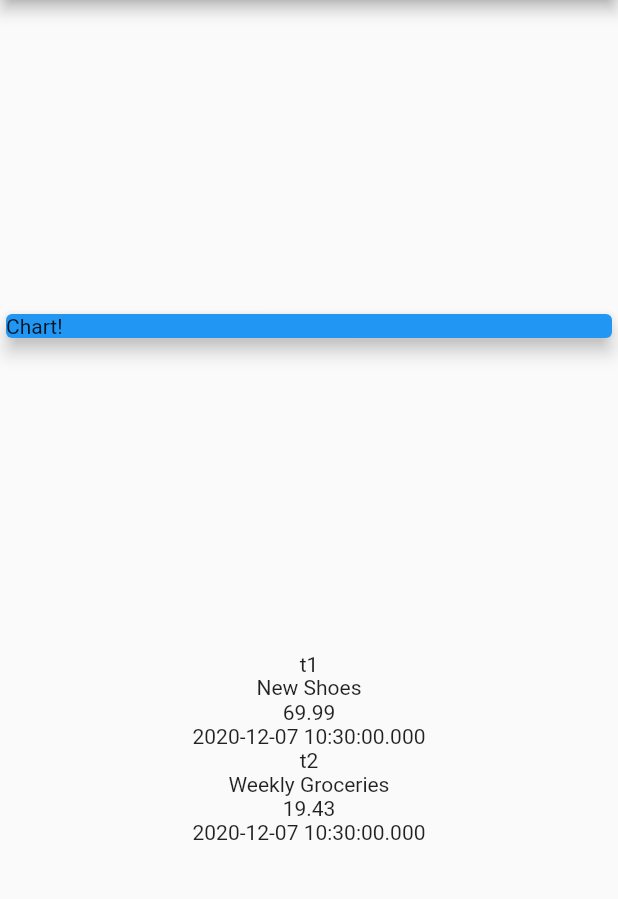
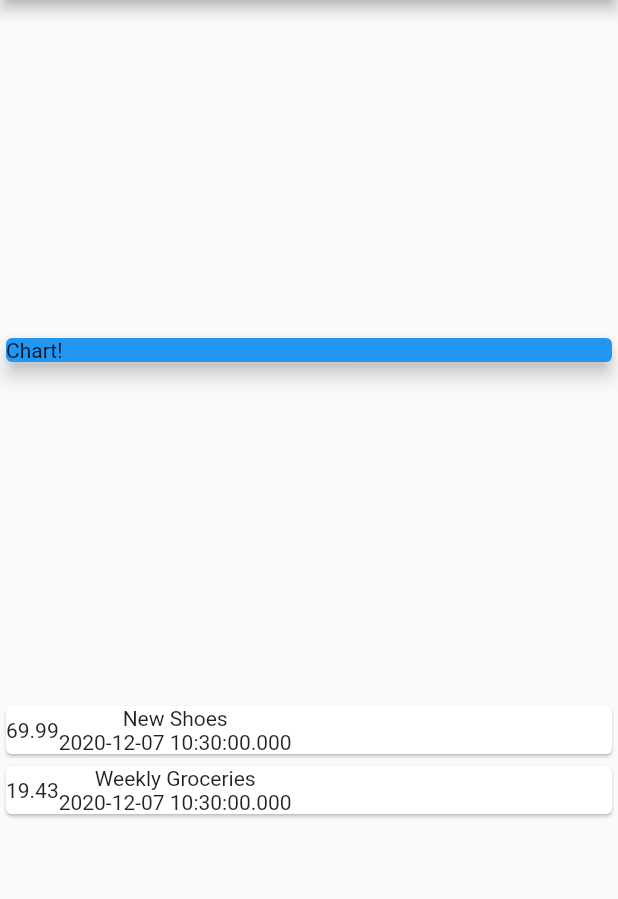
Before and after one commit to FadyFawzyOfficial/personal_expense, a Flutter app: the screen it shows after launch, on a phone screen of 412 x 824 dp, the part 84-983 px from its top. Run offline on Flutter 3.47's test engine with Material 2 defaults, Android fonts, the phone set to English and light mode, and no system bars.

Commit message:
05. Building Custom List Item

```diff
--- a/lib/main.dart
+++ b/lib/main.dart
@@ -52,13 +52,20 @@ class MyHomePage extends StatelessWidget {
             children: [
               ...transactions
                   .map(
-                    (transaction) => Column(
-                      children: [
-                        Text(transaction.id),
-                        Text(transaction.title),
-                        Text(transaction.amount.toString()),
-                        Text(transaction.data.toString()),
-                      ],
+                    (transaction) => Card(
+                      child: Row(
+                        children: [
+                          Container(
+                            child: Text(transaction.amount.toString()),
+                          ),
+                          Column(
+                            children: [
+                              Text(transaction.title),
+                              Text(transaction.data.toString()),
+                            ],
+                          )
+                        ],
+                      ),
                     ),
                   )
                   .toList()
```
